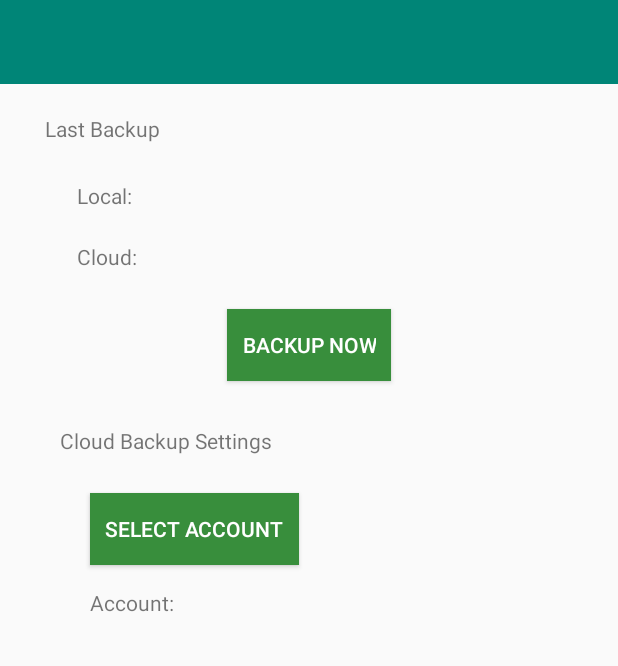
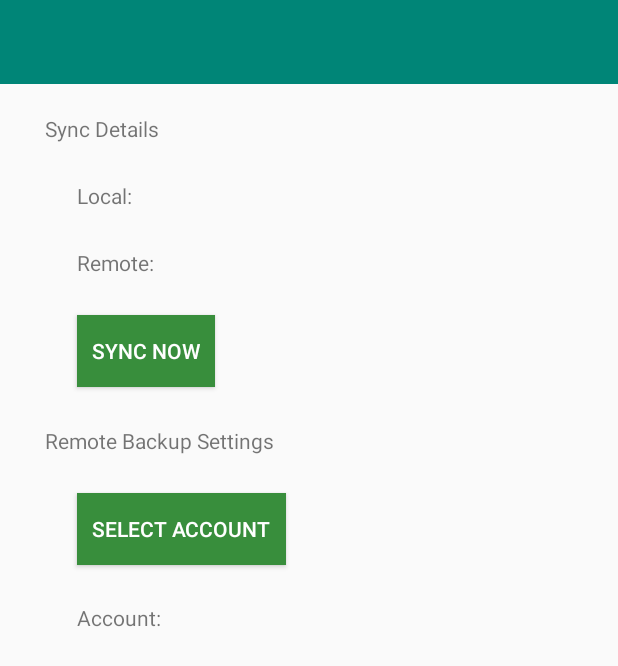
Before and after one commit to antandbuffalo/BirthdayReminderV2, an Android app: the layout backup.xml on its own in the app's theme, with its tools: preview values and no code run, on a phone screen of 412 x 824 dp. Shown: the top 666 px of the screen. Run offline under Robolectric (Android 15) with nearby library versions, the phone set to English and light mode, and no system bars.

Commit message:
basic sync done

```diff
--- a/app/src/main/AndroidManifest.xml
+++ b/app/src/main/AndroidManifest.xml
@@ -40,6 +40,8 @@
     <uses-permission android:name="android.permission.GET_ACCOUNTS" />
     <uses-permission android:name="android.permission.NETWORK" />
     <uses-permission android:name="android.permission.WRITE_EXTERNAL_STORAGE" />
+    <uses-permission android:name="android.permission.ACCESS_WIFI_STATE" />
+    <uses-permission android:name="android.permission.ACCESS_NETWORK_STATE" />
 
     <uses-permission android:name="android.permission.USE_CREDENTIALS" />
 
--- a/app/src/main/java/com/antandbuffalo/birthdayreminder/utilities/Constants.java
+++ b/app/src/main/java/com/antandbuffalo/birthdayreminder/utilities/Constants.java
@@ -43,6 +43,7 @@ public class Constants {
     public static final String DATE_FORMAT_WITH_SPACE = "dd MM yyyy";
     public static final String DAY_OF_YEAR = "MMdd";
     public static final String FULL_DAY_OF_YEAR = "yyyyMMdd";
+    public static final String backupDateFormat = "dd MMM yyyy, HH:mm";
 
     public static final String SPACE_REPLACER = "_";
     public static final String FOLDER_NAME = "BirthdayReminder";
--- a/app/src/main/res/layout/backup.xml
+++ b/app/src/main/res/layout/backup.xml
@@ -22,7 +22,7 @@
         android:layout_height="wrap_content"
         android:layout_marginStart="30dp"
         android:layout_marginTop="20dp"
-        android:text="Last Backup"
+        android:text="Sync Details"
         app:layout_constraintStart_toStartOf="@+id/toolbar"
         app:layout_constraintTop_toBottomOf="@+id/toolbar" />
 
@@ -30,9 +30,9 @@
         android:id="@+id/textView4"
         android:layout_width="wrap_content"
         android:layout_height="wrap_content"
-        android:layout_marginStart="40dp"
+        android:layout_marginStart="30dp"
         android:layout_marginTop="284dp"
-        android:text="Cloud Backup Settings"
+        android:text="Remote Backup Settings"
         app:layout_constraintStart_toStartOf="parent"
         app:layout_constraintTop_toTopOf="parent" />
 
@@ -51,8 +51,8 @@
         android:layout_width="wrap_content"
         android:layout_height="wrap_content"
         android:layout_marginStart="51dp"
-        android:layout_marginTop="21dp"
-        android:text="Cloud:"
+        android:layout_marginTop="25dp"
+        android:text="Remote: "
         app:layout_constraintStart_toStartOf="parent"
         app:layout_constraintTop_toBottomOf="@+id/localBackup" />
 
@@ -60,13 +60,13 @@
         android:id="@+id/backupNow"
         android:layout_width="wrap_content"
         android:layout_height="wrap_content"
+        android:layout_marginStart="51dp"
         android:layout_marginTop="25dp"
         android:background="@color/save_button_default"
         android:paddingLeft="10dp"
         android:paddingRight="10dp"
-        android:text="Backup Now"
+        android:text="Sync Now"
         android:textColor="@color/white"
-        app:layout_constraintEnd_toEndOf="parent"
         app:layout_constraintStart_toStartOf="parent"
         app:layout_constraintTop_toBottomOf="@+id/cloudBackup" />
 
@@ -74,7 +74,7 @@
         android:id="@+id/selectAccount"
         android:layout_width="wrap_content"
         android:layout_height="wrap_content"
-        android:layout_marginStart="60dp"
+        android:layout_marginStart="51dp"
         android:layout_marginTop="25dp"
         android:background="@color/save_button_default"
         android:paddingLeft="10dp"
@@ -88,8 +88,8 @@
         android:id="@+id/accountName"
         android:layout_width="wrap_content"
         android:layout_height="wrap_content"
-        android:layout_marginStart="60dp"
-        android:layout_marginTop="15dp"
+        android:layout_marginStart="51dp"
+        android:layout_marginTop="25dp"
         android:text="Account: "
         app:layout_constraintStart_toStartOf="parent"
         app:layout_constraintTop_toBottomOf="@+id/selectAccount" />
```
Also changed, not shown: app/src/main/java/com/antandbuffalo/birthdayreminder/backup/Backup.java (+94 -12 lines), app/src/main/java/com/antandbuffalo/birthdayreminder/utilities/Util.java (+23 -0 lines).
